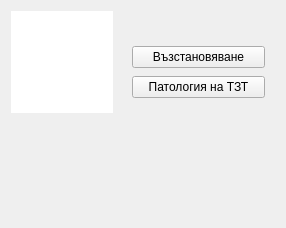
First picture: the form in src/View/SubWidgets/SurfacePanel.ui, repository thefinalcutbg/DinoDent, before the edit.
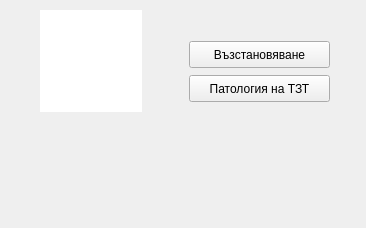
Second picture: the form after the edit. Custom widgets are drawn as their Qt base class.

```diff
--- a/src/View/SubWidgets/SurfacePanel.ui
+++ b/src/View/SubWidgets/SurfacePanel.ui
@@ -6,7 +6,7 @@
    <rect>
     <x>0</x>
     <y>0</y>
-    <width>286</width>
+    <width>366</width>
     <height>228</height>
    </rect>
   </property>
@@ -16,8 +16,8 @@
   <widget class="QGraphicsView" name="surfaceView">
    <property name="geometry">
     <rect>
-     <x>11</x>
-     <y>11</y>
+     <x>40</x>
+     <y>10</y>
      <width>102</width>
      <height>102</height>
     </rect>
@@ -50,9 +50,9 @@
   <widget class="QFrame" name="frame1">
    <property name="geometry">
     <rect>
-     <x>121</x>
-     <y>11</y>
-     <width>155</width>
+     <x>180</x>
+     <y>10</y>
+     <width>159</width>
      <height>102</height>
     </rect>
    </property>
@@ -64,13 +64,13 @@
    </property>
    <property name="minimumSize">
     <size>
-     <width>102</width>
+     <width>159</width>
      <height>102</height>
     </size>
    </property>
    <property name="maximumSize">
     <size>
-     <width>16777215</width>
+     <width>159</width>
      <height>102</height>
     </size>
    </property>
@@ -81,6 +81,18 @@
     <enum>QFrame::Plain</enum>
    </property>
    <layout class="QVBoxLayout" name="verticalLayout">
+    <property name="leftMargin">
+     <number>9</number>
+    </property>
+    <property name="topMargin">
+     <number>9</number>
+    </property>
+    <property name="rightMargin">
+     <number>9</number>
+    </property>
+    <property name="bottomMargin">
+     <number>9</number>
+    </property>
     <item>
      <widget class="QLabel" name="sideBox">
       <property name="sizePolicy">
@@ -122,6 +134,12 @@
         <verstretch>0</verstretch>
        </sizepolicy>
       </property>
+      <property name="maximumSize">
+       <size>
+        <width>16777215</width>
+        <height>27</height>
+       </size>
+      </property>
       <property name="styleSheet">
        <string notr="true"/>
       </property>
@@ -141,6 +159,12 @@
         <verstretch>0</verstretch>
        </sizepolicy>
       </property>
+      <property name="maximumSize">
+       <size>
+        <width>16777215</width>
+        <height>27</height>
+       </size>
+      </property>
       <property name="styleSheet">
        <string notr="true"/>
       </property>
@@ -154,46 +178,12 @@
     </item>
    </layout>
   </widget>
-  <widget class="QFrame" name="frame2">
-   <property name="geometry">
-    <rect>
-     <x>11</x>
-     <y>115</y>
-     <width>261</width>
-     <height>40</height>
-    </rect>
-   </property>
-   <property name="frameShape">
-    <enum>QFrame::NoFrame</enum>
-   </property>
-   <property name="frameShadow">
-    <enum>QFrame::Plain</enum>
-   </property>
-   <widget class="QLabel" name="statusInfoLabel">
-    <property name="geometry">
-     <rect>
-      <x>0</x>
-      <y>20</y>
-      <width>271</width>
-      <height>20</height>
-     </rect>
-    </property>
-    <property name="text">
-     <string/>
-    </property>
-    <property name="alignment">
-     <set>Qt::AlignHCenter|Qt::AlignTop</set>
-    </property>
-    <property name="wordWrap">
-     <bool>true</bool>
-    </property>
-   </widget>
    <widget class="QLabel" name="surfaceInfoLabel">
     <property name="geometry">
      <rect>
       <x>0</x>
-      <y>0</y>
-      <width>271</width>
+     <y>110</y>
+     <width>181</width>
       <height>20</height>
      </rect>
     </property>
@@ -206,12 +196,30 @@
      <string/>
     </property>
     <property name="alignment">
-     <set>Qt::AlignHCenter|Qt::AlignTop</set>
+    <set>Qt::AlignCenter</set>
     </property>
     <property name="wordWrap">
      <bool>true</bool>
     </property>
    </widget>
+  <widget class="QLabel" name="statusInfoLabel">
+   <property name="geometry">
+    <rect>
+     <x>0</x>
+     <y>130</y>
+     <width>181</width>
+     <height>31</height>
+    </rect>
+   </property>
+   <property name="text">
+    <string/>
+   </property>
+   <property name="alignment">
+    <set>Qt::AlignHCenter|Qt::AlignTop</set>
+   </property>
+   <property name="wordWrap">
+    <bool>true</bool>
+   </property>
   </widget>
  </widget>
  <layoutdefault spacing="6" margin="11"/>
```
Lines whose indentation alone changed are shown as unchanged.
